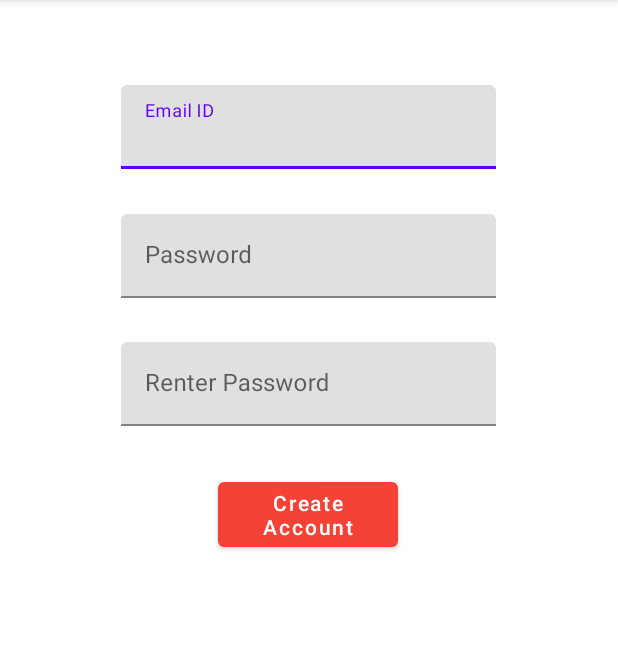
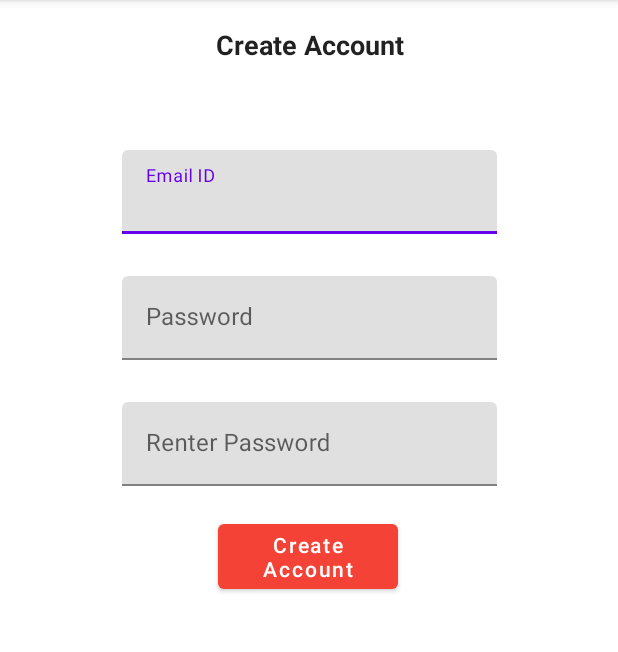
Before and after one commit to vivekverma123/Savemore, an Android app: the screen it shows after launch (Signup), after a tap on "Not a member? Register here", on a phone screen of 412 x 824 dp, the part 84-736 px from its top. Run offline under Robolectric (Android 15) with nearby library versions, the phone set to English and light mode, and no system bars; our stand-ins replace Firebase (no records; nobody signed in at launch, a user with empty details on screens opened directly); libraries missing offline, so code that uses them is left out: org.apache.poi.

Commit message:
UI modified

```diff
--- a/app/src/main/res/layout/activity_signup.xml
+++ b/app/src/main/res/layout/activity_signup.xml
@@ -12,10 +12,10 @@
         android:layout_height="wrap_content"
         app:layout_constraintBottom_toBottomOf="parent"
         app:layout_constraintEnd_toEndOf="parent"
-        app:layout_constraintHorizontal_bias="0.496"
+        app:layout_constraintHorizontal_bias="0.5"
         app:layout_constraintStart_toStartOf="parent"
         app:layout_constraintTop_toTopOf="parent"
-        app:layout_constraintVertical_bias="0.08">
+        app:layout_constraintVertical_bias="0.13999999">
 
         <com.google.android.material.textfield.TextInputEditText
             android:id="@+id/email"
@@ -31,10 +31,10 @@
         android:layout_height="wrap_content"
         app:layout_constraintBottom_toBottomOf="parent"
         app:layout_constraintEnd_toEndOf="parent"
-        app:layout_constraintHorizontal_bias="0.496"
+        app:layout_constraintHorizontal_bias="0.5"
         app:layout_constraintStart_toStartOf="parent"
-        app:layout_constraintTop_toTopOf="parent"
-        app:layout_constraintVertical_bias="0.20">
+        app:layout_constraintTop_toBottomOf="@+id/text1"
+        app:layout_constraintVertical_bias="0.05">
 
         <com.google.android.material.textfield.TextInputEditText
             android:id="@+id/password"
@@ -50,10 +50,10 @@
         android:layout_height="wrap_content"
         app:layout_constraintBottom_toBottomOf="parent"
         app:layout_constraintEnd_toEndOf="parent"
-        app:layout_constraintHorizontal_bias="0.496"
+        app:layout_constraintHorizontal_bias="0.5"
         app:layout_constraintStart_toStartOf="parent"
-        app:layout_constraintTop_toTopOf="parent"
-        app:layout_constraintVertical_bias="0.32">
+        app:layout_constraintTop_toBottomOf="@+id/text2"
+        app:layout_constraintVertical_bias="0.060000002">
 
         <com.google.android.material.textfield.TextInputEditText
             android:id="@+id/confirm_password"
@@ -75,7 +75,7 @@
         app:layout_constraintHorizontal_bias="0.498"
         app:layout_constraintStart_toStartOf="parent"
         app:layout_constraintTop_toBottomOf="@+id/text3"
-        app:layout_constraintVertical_bias="0.073" />
+        app:layout_constraintVertical_bias="0.05" />
 
     <ProgressBar
         android:id="@+id/bar1"
@@ -89,5 +89,22 @@
         app:layout_constraintTop_toBottomOf="@+id/text3"
         app:layout_constraintVertical_bias="0.277" />
 
+    <TextView
+        android:id="@+id/textView"
+        android:layout_width="0dp"
+        android:layout_height="40dp"
+        android:layout_margin="10dp"
+        android:gravity="center"
+        android:text="Create Account"
+        android:textColor="?android:attr/textColorPrimary"
+        android:textSize="18sp"
+        android:textStyle="bold"
+        app:layout_constraintBottom_toBottomOf="parent"
+        app:layout_constraintEnd_toEndOf="parent"
+        app:layout_constraintHorizontal_bias="0.842"
+        app:layout_constraintStart_toStartOf="parent"
+        app:layout_constraintTop_toTopOf="parent"
+        app:layout_constraintVertical_bias="0.0" />
+
 
 </androidx.constraintlayout.widget.ConstraintLayout>
```
Also changed, not shown: app/src/main/java/com/example/savemore/ui/DialogBoxes/CreateTransactionDialog.java (+23 -3 lines), app/src/main/res/layout/activity_chart.xml (+34 -9 lines), app/src/main/res/layout/activity_export_document.xml (+24 -2 lines), app/src/main/res/layout/activity_import_account.xml (+19 -1 lines), app/src/main/res/layout/activity_main.xml (+17 -0 lines), app/src/main/res/drawable-v24/icon.png (added).
